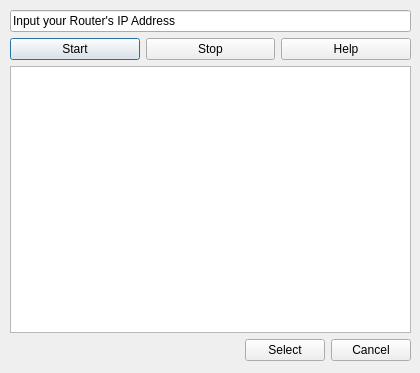
This is yummyKitTool/scanning.ui in yummyHit/yummyKit as Qt 5 draws it before an edit. The edited form follows.
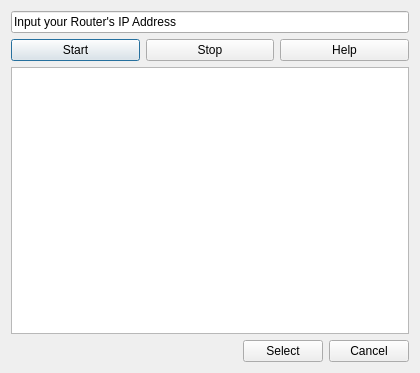
This is the edited form.

What changed in the file:
```diff
--- a/yummyKitTool/scanning.ui
+++ b/yummyKitTool/scanning.ui
@@ -13,15 +13,8 @@
   <property name="windowTitle">
    <string>IP Scan</string>
   </property>
-  <widget class="QWidget" name="layoutWidget">
-   <property name="geometry">
-    <rect>
-     <x>10</x>
-     <y>10</y>
-     <width>401</width>
-     <height>351</height>
-    </rect>
-   </property>
+  <layout class="QGridLayout" name="gridLayout">
+   <item row="0" column="0">
    <layout class="QVBoxLayout" name="verticalLayout">
     <item>
      <widget class="QLineEdit" name="scanning_text">
@@ -137,7 +130,8 @@
      </layout>
     </item>
    </layout>
-  </widget>
+   </item>
+  </layout>
  </widget>
  <resources/>
  <connections/>
```
Lines whose indentation alone changed are shown as unchanged.
